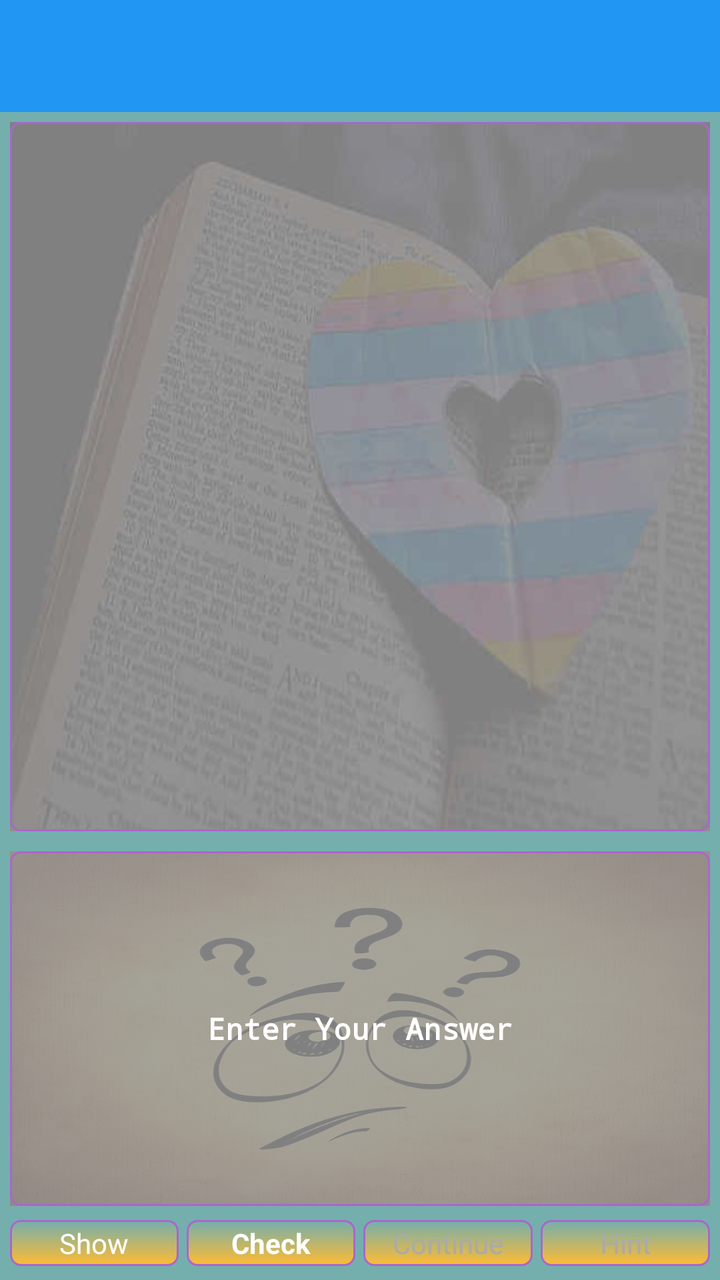
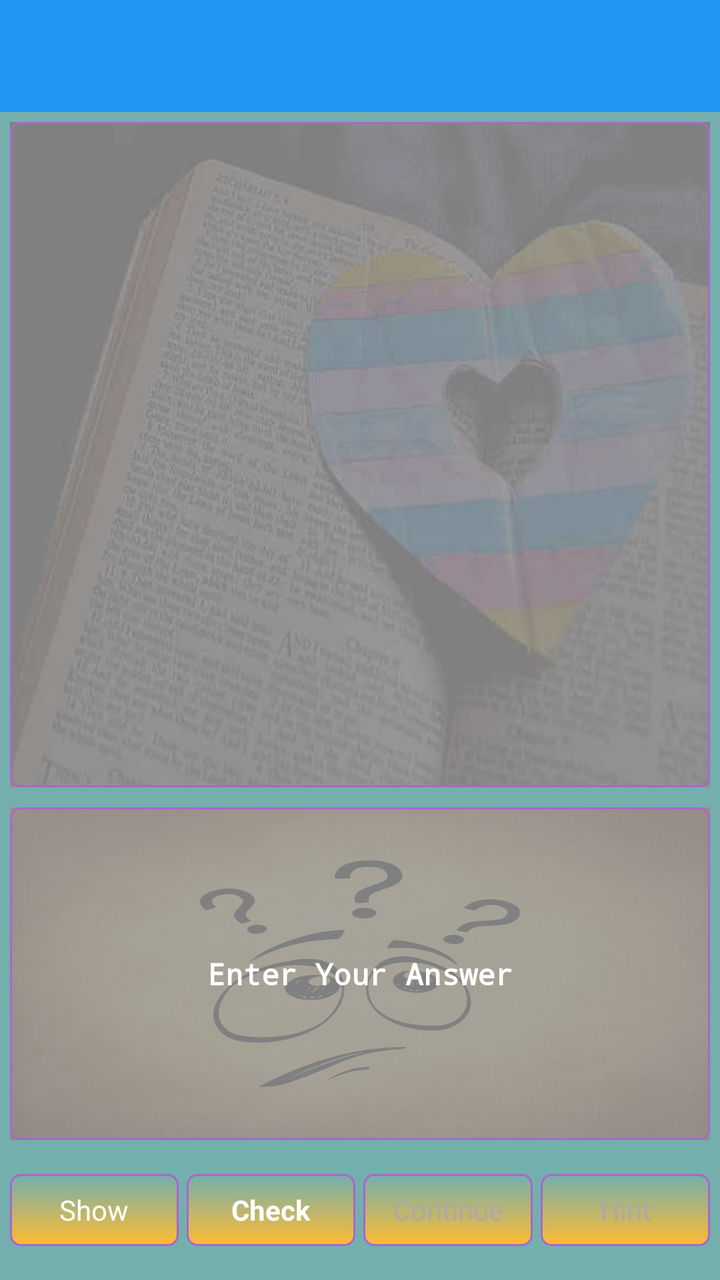

An Android layout rendered at two revisions. The XML below is the earlier revision; the diff shows what the commit changed to produce the second picture.
<!-- AndroidManifest.xml: application theme AppTheme -->
<!-- res/layout/activity_study_during.xml -->
<?xml version="1.0" encoding="utf-8"?>
<LinearLayout xmlns:android="http://schemas.android.com/apk/res/android"
    android:layout_width="match_parent"
    android:layout_height="match_parent"
    android:background="#74AFAD"
    android:orientation="vertical">

    <android.support.v7.widget.Toolbar xmlns:app="http://schemas.android.com/apk/res-auto"
        android:id="@+id/toolbar"
        android:layout_width="fill_parent"
        android:layout_height="?attr/actionBarSize"
        android:background="?attr/colorPrimary"
        android:minHeight="?attr/actionBarSize">

        <LinearLayout
            android:layout_width="match_parent"
            android:layout_height="wrap_content"
            android:weightSum="4">

            <LinearLayout
                android:layout_width="0dp"
                android:layout_height="wrap_content"
                android:layout_weight="3">


                <TextView
                    android:id="@+id/number_of_questions"
                    android:layout_width="0dp"
                    android:layout_height="wrap_content"
                    android:layout_gravity="center"
                    android:layout_weight="1"
                    android:gravity="center"
                    android:textColor="#FF0000" />

                <TextView
                    android:id="@+id/remaining_question_counter"
                    android:layout_width="0dp"
                    android:layout_height="wrap_content"
                    android:layout_gravity="center"
                    android:layout_weight="1"
                    android:gravity="center"
                    android:textColor="#FF0000" />

                <TextView
                    android:id="@+id/trys"
                    android:layout_width="0dp"
                    android:layout_height="wrap_content"
                    android:layout_gravity="center"
                    android:layout_weight="1"
                    android:gravity="center"
                    android:textColor="#FF0000" />

            </LinearLayout>
            <LinearLayout
                android:layout_width="0dp"
                android:layout_height="wrap_content"
                android:layout_weight="1"></LinearLayout>
        </LinearLayout>

    </android.support.v7.widget.Toolbar>

    

    <LinearLayout
        android:id="@+id/container"
        android:layout_width="match_parent"
        android:layout_height="match_parent"
        android:orientation="vertical"
        android:weightSum="3">

        <LinearLayout
            android:id="@+id/question_linearlayout"
            android:layout_width="match_parent"
            android:layout_height="0dp"
            android:layout_margin="5dp"
            android:layout_weight="2"
            android:background="@drawable/book_heart1">

            <TextView
                android:id="@+id/display_question"
                android:layout_width="match_parent"
                android:layout_height="match_parent"
                android:background="@drawable/text_bordered_transperant"
                android:gravity="center"
                android:minLines="1"
                android:padding="5dp"
                android:scrollbarAlwaysDrawVerticalTrack="true"
                android:scrollbars="vertical"
                android:textColor="#FFFFFF"
                android:textColorHint="#FFFFFF"
                android:textSize="15sp"
                android:textStyle="bold"
                android:typeface="monospace" />
        </LinearLayout>

        <LinearLayout
            android:id="@+id/result"
            android:layout_width="match_parent"
            android:layout_height="0dp"
            android:layout_margin="5dp"
            android:layout_weight="1"
            android:background="@drawable/smiley_question_marks1">

            <EditText
                android:id="@+id/enter_answer"
                android:layout_width="match_parent"
                android:layout_height="match_parent"
                android:layout_gravity="center"
                android:background="@drawable/text_bordered_transperant"
                android:enabled="true"
                android:gravity="center"
                android:hint="@string/enter_your_answer"
                android:imeOptions="flagNoExtractUi"
                android:inputType="textNoSuggestions|textMultiLine"
                android:minLines="1"
                android:padding="5dp"
                android:scrollbarAlwaysDrawVerticalTrack="true"
                android:textColor="#FFFFFF"
                android:textColorHint="#FFFFFF"
                android:textSize="15sp"
                android:textStyle="bold"
                android:typeface="monospace" />
        </LinearLayout>

        <LinearLayout
            android:layout_width="match_parent"
            android:layout_height="wrap_content"
            android:layout_marginBottom="5dp"
            android:layout_marginRight="5dp"
            android:layout_marginLeft="5dp">

            <TextView
                android:id="@+id/show_actionbar"
                android:layout_width="0dp"
                android:layout_height="wrap_content"
                android:layout_weight="1"
                android:gravity="center"
                android:text="@string/show"
                android:textColor="@android:color/white"
                android:background="@drawable/text_bordered_colored"
                android:padding="2dp"
                android:layout_marginTop="2dp"
                android:layout_marginRight="2dp"
                android:layout_marginBottom="2dp"/>

            <TextView
                android:id="@+id/check"
                android:layout_width="0dp"
                android:layout_height="wrap_content"
                android:layout_weight="1"
                android:textColor="@android:color/white"
                android:enabled="true"
                android:text="@string/check"
                android:textStyle="bold"
                android:gravity="center"
                android:background="@drawable/text_bordered_colored"
                android:padding="2dp"
                android:layout_margin="2dp"/>

            <TextView
                android:id="@+id/_continue"
                android:layout_width="0dp"
                android:layout_height="wrap_content"
                android:layout_weight="1"
                android:textColor="@drawable/textview_enabled_disabled_selector"
                android:enabled="false"
                android:text="@string/_continue"
                android:gravity="center"
                android:background="@drawable/text_bordered_colored"
                android:padding="2dp"
                android:layout_margin="2dp"
                />

            <TextView
                android:id="@+id/next_hint"
                android:layout_width="0dp"
                android:layout_height="wrap_content"
                android:layout_weight="1"
                android:textColor="@drawable/textview_enabled_disabled_selector"
                android:enabled="false"
                android:text="@string/hint"
                android:gravity="center"
                android:background="@drawable/text_bordered_colored"
                android:padding="2dp"
                android:layout_marginTop="2dp"
                android:layout_marginLeft="2dp"
                android:layout_marginBottom="2dp"
                />
        </LinearLayout>
        
    </LinearLayout>
    
</LinearLayout>
<!-- resources referenced by this layout -->
<resources>
  <!-- drawable book_heart1: jpg bitmap (drawable, 13741 bytes) -->
  <!-- drawable smiley_question_marks1: png bitmap (drawable, 406105 bytes) -->
  <!-- drawable text_bordered_colored (drawable) -->
  <shape xmlns:android="http://schemas.android.com/apk/res/android"
  android:thickness="0dp"
  android:shape="rectangle">
  <stroke android:width="1dp"
      android:color="@android:color/holo_purple"/>
  <corners android:radius="5dp" />
  <gradient
      android:startColor="#74AFAD"
      android:endColor="@android:color/holo_orange_light"
      android:type="linear"
      android:angle="270"/>
  </shape>
  <!-- drawable text_bordered_transperant (drawable) -->
  <shape xmlns:android="http://schemas.android.com/apk/res/android"
      android:thickness="0dp"
      android:shape="rectangle">
      <stroke android:width="1dp"
          android:color="@android:color/holo_purple"/>
      <corners android:radius="5dp" />
      <gradient
          android:startColor="@android:color/transparent"
          android:endColor="@android:color/transparent"
          android:type="linear"
          android:angle="270"/>
  </shape>
  <!-- drawable textview_enabled_disabled_selector (drawable) -->
  <?xml version="1.0" encoding="utf-8"?>
  <selector xmlns:android="http://schemas.android.com/apk/res/android">
      <item android:state_enabled="false" android:color="@android:color/darker_gray" />
      <item android:state_enabled="true" android:color="@android:color/white"/>
  </selector>
  <string name="_continue">Continue</string>
  <string name="check">Check</string>
  <string name="enter_your_answer">Enter Your Answer</string>
  <string name="hint">Hint</string>
  <string name="show">Show</string>
  <style name="AppTheme" parent="MyTheme.Base">
      </style>
  <style name="MyTheme.Base" parent="Theme.AppCompat.Light.DarkActionBar">
          <item name="windowNoTitle">true</item>
          <item name="windowActionBar">false</item>
          <item name="colorPrimary">#2196F3</item>
          <item name="colorPrimaryDark">#1976D2</item>
          <item name="colorAccent">#FF4081</item>
      </style>
</resources>

<!-- the commit's change to res/layout/activity_study_during.xml (unified diff, before → after) -->
@@ -124,19 +124,20 @@
 
         <LinearLayout
             android:layout_width="match_parent"
-            android:layout_height="wrap_content"
-            android:layout_marginBottom="5dp"
+            android:layout_height="40dp"
+            android:layout_marginTop="10dp"
+            android:layout_marginBottom="15dp"
             android:layout_marginRight="5dp"
             android:layout_marginLeft="5dp">
 
             <TextView
                 android:id="@+id/show_actionbar"
                 android:layout_width="0dp"
-                android:layout_height="wrap_content"
+                android:layout_height="match_parent"
                 android:layout_weight="1"
                 android:gravity="center"
                 android:text="@string/show"
-                android:textColor="@android:color/white"
+                android:textColor="@drawable/textview_enabled_disabled_selector"
                 android:background="@drawable/text_bordered_colored"
                 android:padding="2dp"
                 android:layout_marginTop="2dp"
@@ -146,9 +147,9 @@
             <TextView
                 android:id="@+id/check"
                 android:layout_width="0dp"
-                android:layout_height="wrap_content"
+                android:layout_height="match_parent"
                 android:layout_weight="1"
-                android:textColor="@android:color/white"
+                android:textColor="@drawable/textview_enabled_disabled_selector"
                 android:enabled="true"
                 android:text="@string/check"
                 android:textStyle="bold"
@@ -160,7 +161,7 @@
             <TextView
                 android:id="@+id/_continue"
                 android:layout_width="0dp"
-                android:layout_height="wrap_content"
+                android:layout_height="match_parent"
                 android:layout_weight="1"
                 android:textColor="@drawable/textview_enabled_disabled_selector"
                 android:enabled="false"
@@ -174,7 +175,7 @@
             <TextView
                 android:id="@+id/next_hint"
                 android:layout_width="0dp"
-                android:layout_height="wrap_content"
+                android:layout_height="match_parent"
                 android:layout_weight="1"
                 android:textColor="@drawable/textview_enabled_disabled_selector"
                 android:enabled="false"
